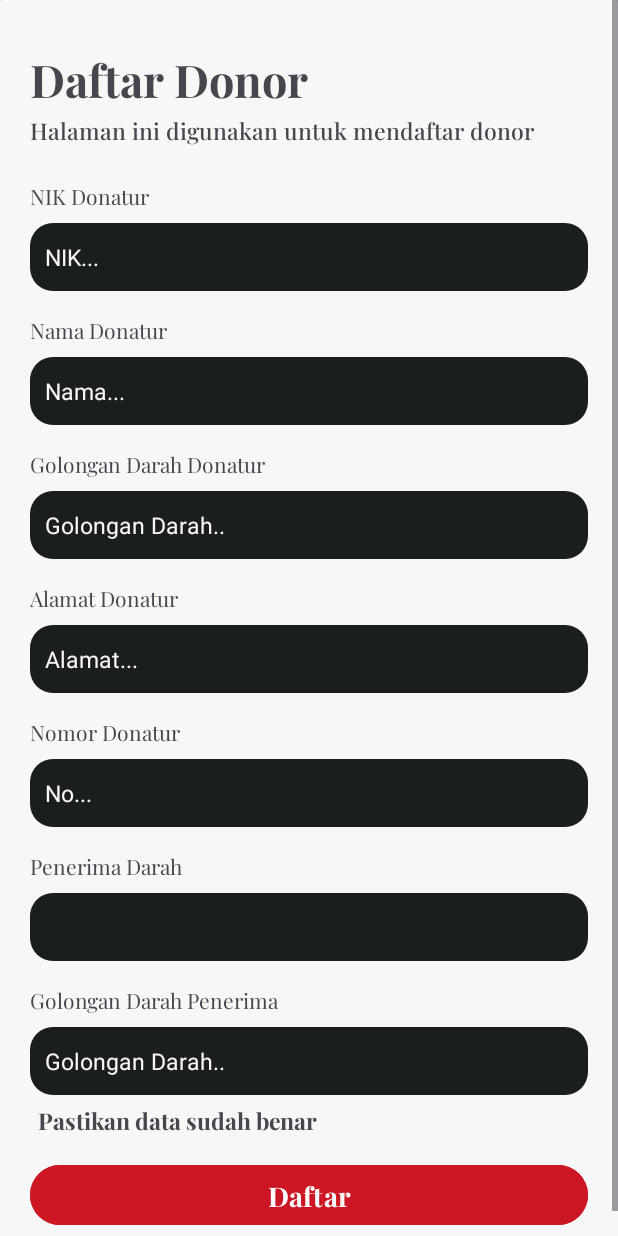
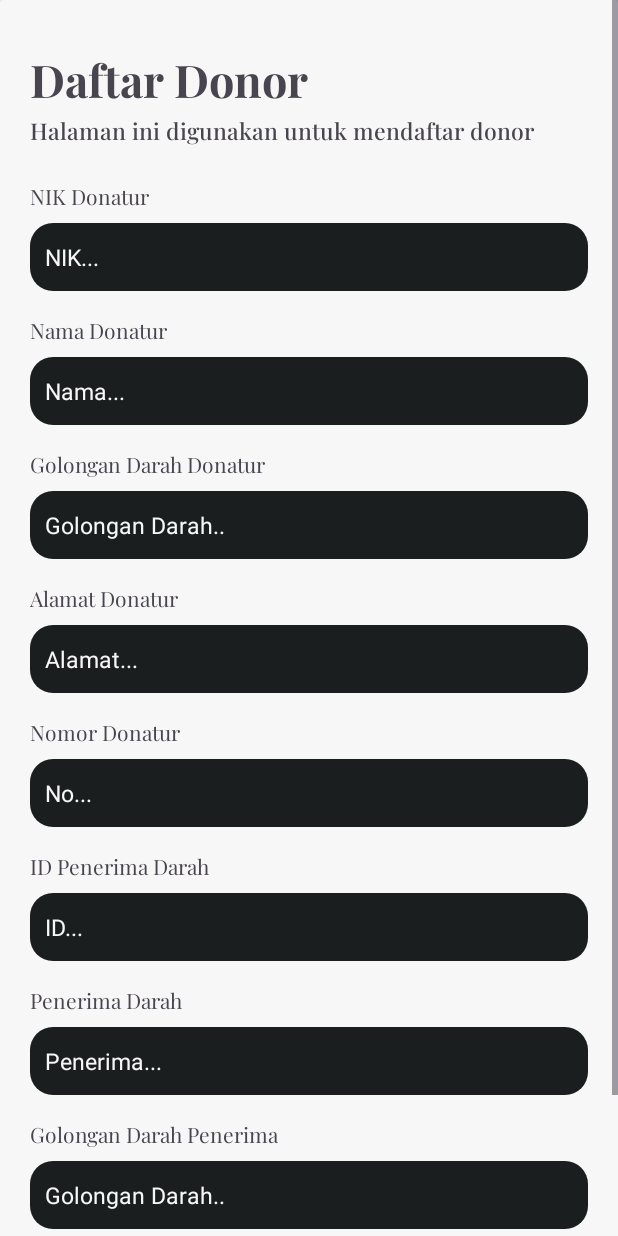
Before and after one commit to mdhkrmd/donorin, an Android app: the daftarDarahDarurat screen opened directly, with no data from a screen before it, on a phone screen of 412 x 824 dp. Run offline under Robolectric (Android 15) with nearby library versions, the phone set to English and light mode, and no system bars.

Commit message:
update donor darurat

```diff
--- a/app/src/main/java/com/example/donorin/DarahDaruratAdapter.java
+++ b/app/src/main/java/com/example/donorin/DarahDaruratAdapter.java
@@ -73,11 +73,13 @@ public class DarahDaruratAdapter extends BaseAdapter {
                 // Dapatkan data yang ingin Anda kirim
                 String penerima = data.getNamaDarahDarurat();
                 String goldarPenerima = data.getGol_darahDarurat();
+                String idPenerima = data.getIdDarahDarurat();
 
                 // Buat Intent untuk berpindah ke daftarDarahDarurat.java
                 Intent intent = new Intent(view.getContext(), daftarDarahDarurat.class);
 
                 // Masukkan data ke Intent
+                intent.putExtra("idPenerima", idPenerima);
                 intent.putExtra("penerima", penerima);
                 intent.putExtra("goldarPenerima", goldarPenerima);
                 intent.putExtra("nik", nik);
--- a/app/src/main/java/com/example/donorin/RetroServer.java
+++ b/app/src/main/java/com/example/donorin/RetroServer.java
@@ -4,7 +4,7 @@ import retrofit2.Retrofit;
 import retrofit2.converter.gson.GsonConverterFactory;
 
 public class RetroServer {
-    public static final String BASE_URL = "https://89fd-125-164-20-77.ngrok-free.app/";
+    public static final String BASE_URL = "https://c220-125-164-18-27.ngrok-free.app/";
 
     public static RetrofitAPI getRetrofitAPI() {
         return new Retrofit.Builder()
--- a/app/src/main/java/com/example/donorin/daftarDarahDarurat.java
+++ b/app/src/main/java/com/example/donorin/daftarDarahDarurat.java
@@ -15,7 +15,7 @@ import retrofit2.Response;
 
 public class daftarDarahDarurat extends AppCompatActivity {
 
-    EditText editPenerima, editDarahPenerima;
+    EditText editPenerima, editDarahPenerima, editIdPenerima;
     EditText editNik, editNama, editDarah, editAlamat, editNo;
     Button btnDaftar;
 
@@ -24,6 +24,7 @@ public class daftarDarahDarurat extends AppCompatActivity {
         super.onCreate(savedInstanceState);
         setContentView(R.layout.activity_daftar_darah_darurat);
 
+        editIdPenerima = findViewById(R.id.editIdPenerima);
         editPenerima = findViewById(R.id.editPenerima);
         editDarahPenerima = findViewById(R.id.editDarahPenerima);
 
@@ -35,6 +36,7 @@ public class daftarDarahDarurat extends AppCompatActivity {
         btnDaftar = findViewById(R.id.btnDaftar);
 
         Intent intent = getIntent();
+        String idPenerima = intent.getStringExtra("idPenerima");
         String penerima = intent.getStringExtra("penerima");
         String goldarPenerima = intent.getStringExtra("goldarPenerima");
         String nik = intent.getStringExtra("nik");
@@ -43,6 +45,7 @@ public class daftarDarahDarurat extends AppCompatActivity {
         String alamat = intent.getStringExtra("alamat");
         String no = intent.getStringExtra("no");
 
+        editIdPenerima.setText(idPenerima);
         editPenerima.setText(penerima);
         editDarahPenerima.setText(goldarPenerima);
         editNik.setText(nik);
@@ -64,15 +67,16 @@ public class daftarDarahDarurat extends AppCompatActivity {
                             editDarah.getText().toString(),
                             editAlamat.getText().toString(),
                             editNo.getText().toString(),
-                            editPenerima.getText().toString());
+                            editPenerima.getText().toString(),
+                            editIdPenerima.getText().toString());
                 }
             }
         });
     }
-    private void postData(String nik, String nama, String darah, String alamat, String nohp, String lokasi) {
+    private void postData(String nik, String nama, String darah, String alamat, String nohp, String lokasi, String idPenerima) {
 
         // passing data from our text fields to our modal class.
-        DataModalDaftar modal = new DataModalDaftar(nik, nama, darah, alamat, nohp, lokasi, null);
+        DataModalDaftar modal = new DataModalDaftar(nik, nama, darah, alamat, nohp, lokasi, null, idPenerima);
 
         // calling a method to create a post and passing our modal class.
         Call<DataModalDaftar> call = RetroServer.getRetrofitAPI().createPostDaftarDonorDarurat(modal);
--- a/app/src/main/java/com/example/donorin/daftardonor.java
+++ b/app/src/main/java/com/example/donorin/daftardonor.java
@@ -98,7 +98,7 @@ public class daftardonor extends AppCompatActivity {
     private void postData(String nik, String nama, String darah, String alamat, String nohp, String lokasi, String jadwal) {
 
         // passing data from our text fields to our modal class.
-        DataModalDaftar modal = new DataModalDaftar(nik, nama, darah, alamat, nohp, lokasi, jadwal);
+        DataModalDaftar modal = new DataModalDaftar(nik, nama, darah, alamat, nohp, lokasi, jadwal, null);
 
         // calling a method to create a post and passing our modal class.
         Call<DataModalDaftar> call = RetroServer.getRetrofitAPI().createPostDaftar(modal);
--- a/app/src/main/res/layout/activity_daftar_darah_darurat.xml
+++ b/app/src/main/res/layout/activity_daftar_darah_darurat.xml
@@ -148,6 +148,26 @@
                     android:layout_height="wrap_content"
                     android:layout_marginTop="15dp"
                     android:fontFamily="@font/playfairdisplayregular"
+                    android:text="ID Penerima Darah" />
+
+                <EditText
+                    android:id="@+id/editIdPenerima"
+                    android:layout_width="match_parent"
+                    android:layout_height="45dp"
+                    android:layout_marginTop="8dp"
+                    android:paddingLeft="10dp"
+                    android:hint="ID..."
+                    android:background="@drawable/shape"
+                    android:textColorHint="#f7f7f7"
+                    android:textColor="#f7f7f7"
+                    android:textSize="15dp"
+                    android:enabled="false"/>
+
+                <TextView
+                    android:layout_width="wrap_content"
+                    android:layout_height="wrap_content"
+                    android:layout_marginTop="15dp"
+                    android:fontFamily="@font/playfairdisplayregular"
                     android:text="Penerima Darah" />
 
                 <EditText
@@ -158,6 +178,8 @@
                     android:paddingLeft="10dp"
                     android:background="@drawable/shape"
                     android:textColor="#f7f7f7"
+                    android:hint="Penerima..."
+                    android:textColorHint="#f7f7f7"
                     android:textSize="15dp"
                     android:enabled="false"/>
 
```
Also changed, not shown: app/src/main/java/com/example/donorin/DataModalDaftar.java (+6 -1 lines).
